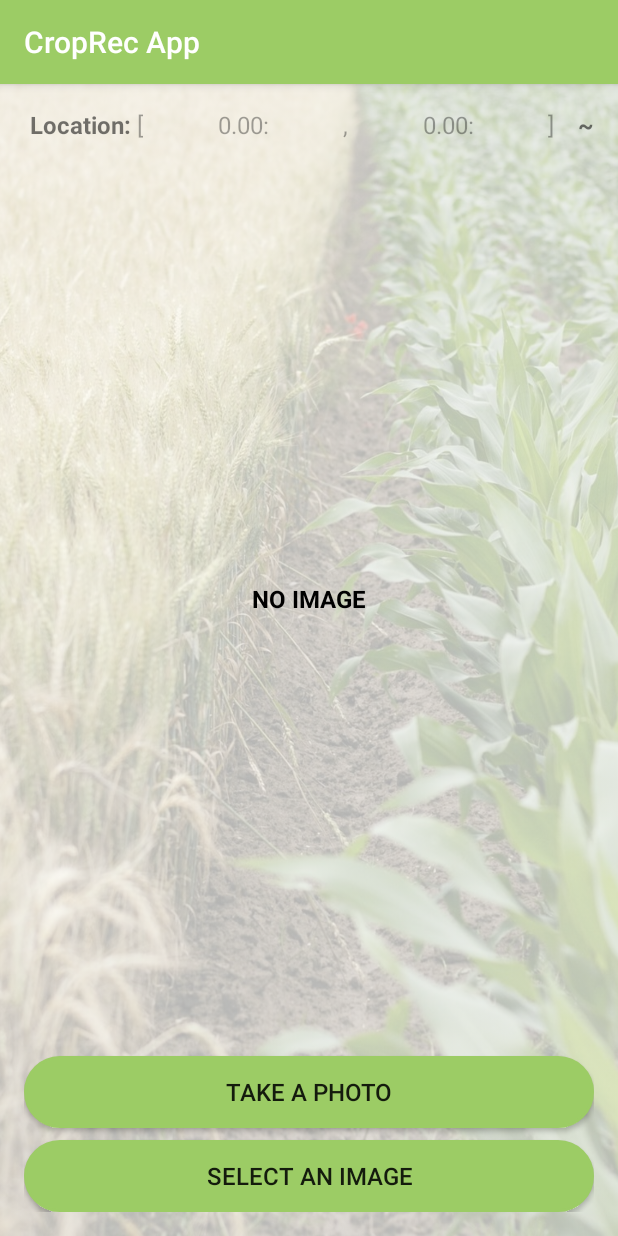
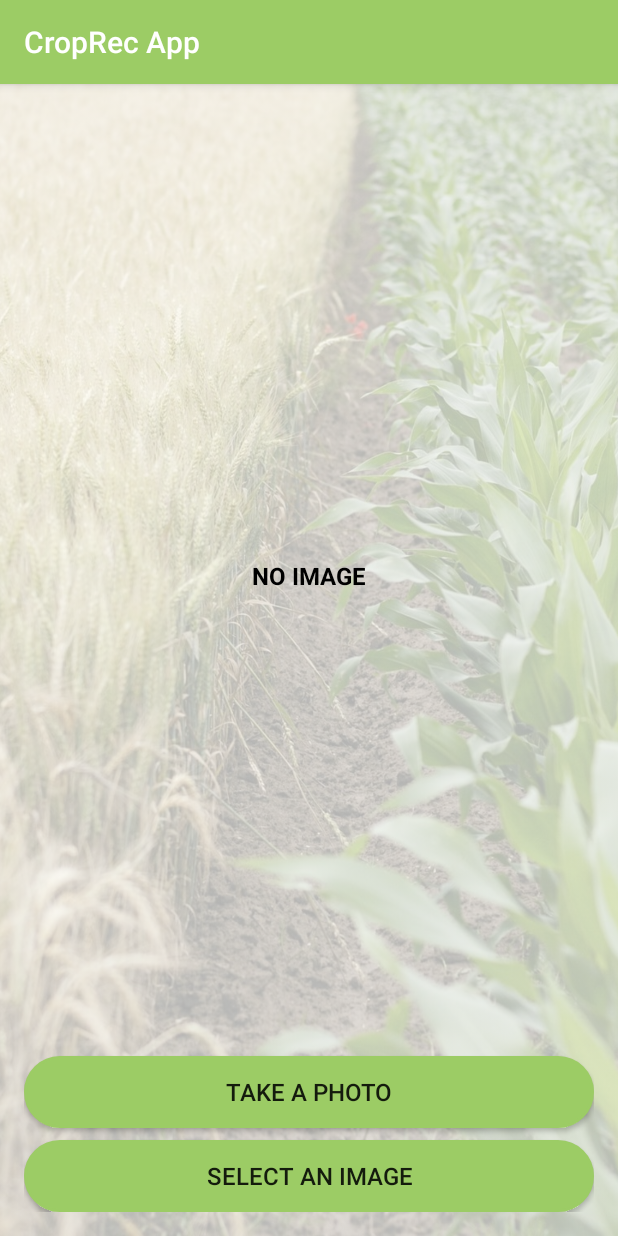
Before and after one commit to marcialsandoval/CropRecApp, an Android app: the screen it shows after launch (CropRecAppActivity), on a phone screen of 412 x 824 dp. Run offline under Robolectric (Android 15) with nearby library versions, the phone set to English and light mode, and no system bars; libraries missing offline, so code that uses them is left out: org.datavec.image, org.deeplearning4j.nn, org.deeplearning4j.util, org.nd4j.linalg, org.opencv.core.

Commit message:
layout updated

```diff
--- a/app/src/main/java/com/example/marci/myapplication/CropRecAppActivity.java
+++ b/app/src/main/java/com/example/marci/myapplication/CropRecAppActivity.java
@@ -55,7 +55,7 @@ public class CropRecAppActivity extends AppCompatActivity  implements SensorEven
     private final float[] rotationMatrix = new float[9];
     private final float[] mOrientationAngles = new float[3];
     DataNormalization trainImageScaler;
-    private MultiLayerNetwork net;
+
     private static int IMAGE_WIDTH;
     private static int IMAGE_HEIGHT;
     private static int IMAGE_CHANNELS;
@@ -67,7 +67,7 @@ public class CropRecAppActivity extends AppCompatActivity  implements SensorEven
     // Create the File where the photo should go
     File photoFile = null;
 
-    RelativeLayout outLayout;
+    View outLayout;
     ProgressBar progressBar;
     LinearLayout locationLayout;
     private LocationManager manager;
@@ -94,12 +94,15 @@ public class CropRecAppActivity extends AppCompatActivity  implements SensorEven
     final int[] resnetMixMaxValues = {0,998};
 
     private final double[][] centroids = {maizeCentroid, otherCentroid ,wheatCentroid};
-    private ComputationGraph resnet50Model;
+
     private final int RESNET50_CODE = 100;
     private final int MW_CODE = 200;
     private long TLMODEL_IMAGE_HEIGHT = 224;
     private long TLMODEL_IMAGE_WIDTH = 224;
 
+    private MultiLayerNetwork orientationNet = null;
+    private ComputationGraph resnet50Model = null;
+    private MultiLayerNetwork net = null;
 
     @Override
     protected void onCreate(Bundle savedInstanceState) {
@@ -120,7 +123,7 @@ public class CropRecAppActivity extends AppCompatActivity  implements SensorEven
         confTv = (TextView) findViewById(R.id.conf_tv);
 
         //outLayout shows the output class label
-        outLayout = (RelativeLayout) findViewById(R.id.output_layout);
+        outLayout = findViewById(R.id.output_layout);
 
         //outputIcon shows the output class icon
         outputIcon = (ImageView) findViewById(R.id.output_icon);
@@ -144,9 +147,22 @@ public class CropRecAppActivity extends AppCompatActivity  implements SensorEven
         takePictureBtn.setOnClickListener(new View.OnClickListener() {
             @Override
             public void onClick(View view) {
+
                 outLayout.animate()
                         .alpha(0f)
                         .setDuration(350);
+
+                orientationTextView.setText(" ~ ");
+
+                if(locationLayout.getVisibility() == View.GONE){
+
+                    locationLayout.setVisibility(View.VISIBLE);
+                    locationLayout.animate()
+                            .alpha(1f)
+                            .setDuration(350);
+
+                }
+
                 //Checks for granted Camera Permission
                 if (ContextCompat.checkSelfPermission(getApplicationContext(), Manifest.permission.CAMERA) != PackageManager.PERMISSION_GRANTED) {
 
@@ -169,6 +185,14 @@ public class CropRecAppActivity extends AppCompatActivity  implements SensorEven
                         .alpha(0f)
                         .setDuration(350);
 
+                if(locationLayout.getVisibility() == View.VISIBLE){
+
+                    locationLayout.animate()
+                            .alpha(0f)
+                            .setDuration(350);
+                    locationLayout.setVisibility(View.GONE);
+
+                }
 
                 selectImage();
             }
@@ -280,17 +304,20 @@ public class CropRecAppActivity extends AppCompatActivity  implements SensorEven
     public void takePicture() {
 
 
-       // initLocationListener();
+        initLocationListener();
         dispatchTakePictureIntent();
 
     }
+
     /**
      * This method launches phone location change listener and {@link OrientationModelReaderAsyntask}
      */
 
     private void initLocationListener() {
+
         locationLayout.animate().alpha(1f).setDuration(150);
         manager = (LocationManager) getSystemService(LOCATION_SERVICE);
+
         locationListener = new LocationListener() {
             @Override
             public void onLocationChanged(Location location) {
@@ -322,17 +349,9 @@ public class CropRecAppActivity extends AppCompatActivity  implements SensorEven
             }
         };
 
-        //launch OrientationModelReaderAsyntask once Sensor data is collected
-        OrientationModelReaderAsyntask runner = new OrientationModelReaderAsyntask();
-        runner.execute(orientationArray);
 
-        if (Build.VERSION.SDK_INT < 23) {// no permission check required
-            Log.i(LOG_TAG, "No checkSelfPermission");
-            Log.i(LOG_TAG, "requestLocationUpdates");
-            manager.requestLocationUpdates(LocationManager.GPS_PROVIDER, 0, 0, locationListener);
+        Log.i(LOG_TAG, "checkSelfPermission");
 
-        } else {
-            Log.i(LOG_TAG, "checkSelfPermission");
         //checks if permission granted
         if (ContextCompat.checkSelfPermission(this, Manifest.permission.ACCESS_FINE_LOCATION) != PackageManager.PERMISSION_GRANTED) { // permission not granted
             //ask for permission
@@ -344,7 +363,13 @@ public class CropRecAppActivity extends AppCompatActivity  implements SensorEven
             if (ContextCompat.checkSelfPermission(this, Manifest.permission.ACCESS_FINE_LOCATION) == PackageManager.PERMISSION_GRANTED) { // permission  granted
                 Log.i(LOG_TAG, "requestLocationUpdates");
                 manager.requestLocationUpdates(LocationManager.GPS_PROVIDER, 0, 0, locationListener);
-                }
+
+
+                //launch OrientationModelReaderAsyntask once Sensor data is collected
+                OrientationModelReaderAsyntask runner = new OrientationModelReaderAsyntask();
+                runner.execute(orientationArray);
+
+
             }
         }
 
@@ -512,11 +537,15 @@ public class CropRecAppActivity extends AppCompatActivity  implements SensorEven
             //load the model from the raw folder with a try / catch block
             try {
 
+
+                if(resnet50Model == null || net == null){
+
                     // Load the pretrained network.
                     InputStream inputStream = getResources().openRawResource(R.raw.relu_mse_e14_10222019235106_model);
                     InputStream resnet50InputStream = getResources().openRawResource(R.raw.resnet50);
+                    importModels(inputStream, resnet50InputStream);
 
-                importModels(inputStream, resnet50InputStream);
+                }
 
                 initSampleInputParams();
 
@@ -965,10 +994,16 @@ public class CropRecAppActivity extends AppCompatActivity  implements SensorEven
             double[][] sample = samples[0];
 
             try {
+
+                if(orientationNet == null ){
+
                     // Load the pretrained network.
                     InputStream inputStream = getResources().openRawResource(R.raw.orientation_model);
-                MultiLayerNetwork orientationNet = ModelSerializer.restoreMultiLayerNetwork(inputStream);
+                    orientationNet = ModelSerializer.restoreMultiLayerNetwork(inputStream);
                     Log.i(LOG_TAG, "orientationNet restore Done");
+
+                }
+
                 INDArray matrix = Nd4j.create(sample);
 
                 DataNormalization normalizer = getOrientationNormalizer();
@@ -1155,18 +1190,6 @@ public class CropRecAppActivity extends AppCompatActivity  implements SensorEven
         orientationArray[0][16] = (double) rotationMatrix[7];
         orientationArray[0][17] = (double) rotationMatrix[8];
 
-        Log.i(LOG_TAG, "SENSOR INFO UPDATED");
-
-
-
-//        orientationArray = {{ccelerometerReading[0], accelerometerReading[1] , accelerometerReading[2] ,
-//                magnetometerReading[0] , magnetometerReading[1] , magnetometerReading[2] ,
-//                mOrientationAngles[0] , mOrientationAngles[1] , mOrientationAngles[2] ,
-//                rotationMatrix[0] , rotationMatrix[1] , rotationMatrix[2] ,
-//                rotationMatrix[3] , rotationMatrix[4] , rotationMatrix[5] ,
-//                rotationMatrix[6] , rotationMatrix[7] , rotationMatrix[8]}};
-
-
     }
 
 }
--- a/app/src/main/res/drawable/maize_output_background.xml
+++ b/app/src/main/res/drawable/maize_output_background.xml
@@ -1,7 +1,7 @@
 <?xml version="1.0" encoding="utf-8"?>
 <shape
     xmlns:android="http://schemas.android.com/apk/res/android"
-        android:shape="ring"
+    android:shape="rectangle"
     android:useLevel="false"
     android:thickness="40dp"
     android:innerRadius="0dp">
--- a/app/src/main/res/drawable/other_output_background.xml
+++ b/app/src/main/res/drawable/other_output_background.xml
@@ -1,7 +1,7 @@
 <?xml version="1.0" encoding="utf-8"?>
 <shape
     xmlns:android="http://schemas.android.com/apk/res/android"
-    android:shape="ring"
+    android:shape="rectangle"
     android:useLevel="false"
     android:thickness="40dp"
     android:innerRadius="0dp">
--- a/app/src/main/res/drawable/wheat_output_background.xml
+++ b/app/src/main/res/drawable/wheat_output_background.xml
@@ -1,7 +1,7 @@
 <?xml version="1.0" encoding="utf-8"?>
 <shape
     xmlns:android="http://schemas.android.com/apk/res/android"
-        android:shape="ring"
+    android:shape="rectangle"
     android:useLevel="false"
     android:thickness="40dp"
     android:innerRadius="0dp">
@@ -11,9 +11,4 @@
     <stroke
         android:width="0dp"
         android:color="@color/wheatColor"/>
-
-
-    <size
-            android:width = "@android:dimen/app_icon_size"
-            android:height = "@android:dimen/app_icon_size"/>
 </shape>
--- a/app/src/main/res/layout/croprecapp_layout.xml
+++ b/app/src/main/res/layout/croprecapp_layout.xml
@@ -28,22 +28,16 @@
                 android:orientation="vertical">
 
                 <LinearLayout
-                        android:alpha="1"
+                    android:alpha="0"
+                    android:visibility="gone"
                     android:id="@+id/location_layout"
-                        android:layout_marginBottom="8dp"
+                    android:layout_marginBottom="16dp"
                     android:layout_width="match_parent"
                     android:layout_height="wrap_content"
                     android:orientation="horizontal">
 
-                    <LinearLayout
-                            android:layout_weight="1"
-                            android:layout_width="0dp"
-                            android:layout_height="wrap_content"
-                            android:orientation="horizontal">
-
                     <TextView
-                                android:layout_marginLeft="4dp"
-                                android:layout_marginRight="4dp"
+                        android:layout_marginRight="16dp"
                         android:textSize="16sp"
                         android:textStyle="bold"
                         android:layout_width="wrap_content"
@@ -62,6 +56,14 @@
 
                     </TextView>
 
+
+                    <LinearLayout
+                        android:layout_weight="1"
+                        android:layout_width="0dp"
+                        android:layout_height="wrap_content"
+                        android:orientation="horizontal">
+
+
                         <TextView
                             android:id="@+id/latitude_textview"
                             android:layout_weight="1"
@@ -69,8 +71,7 @@
                             android:alpha="0.66"
                             android:textSize="16sp"
                             android:layout_width="wrap_content"
-                                android:layout_height="wrap_content"
-                                android:text="0.00:">
+                            android:layout_height="wrap_content">
 
                         </TextView>
 
@@ -91,9 +92,11 @@
                             android:alpha="0.66"
                             android:textSize="16sp"
                             android:layout_width="wrap_content"
-                                android:layout_height="wrap_content"
-                                android:text="0.00:">
+                            android:layout_height="wrap_content">
                         </TextView>
+
+
+                    </LinearLayout>
 
 
                     <TextView
@@ -106,28 +109,17 @@
 
                     </TextView>
 
-
-                    </LinearLayout>
-
-
-                    <LinearLayout
+                    <TextView
+                        android:id="@+id/orientation_textview"
                         android:layout_marginLeft="16dp"
                         android:layout_width="wrap_content"
                         android:layout_height="wrap_content"
-                            android:orientation="horizontal">
-
-                        <TextView
-                                android:id="@+id/orientation_textview"
                         android:gravity="center_horizontal"
+                        android:text=" ~ "
                         android:textSize="16sp"
-                                android:textStyle="bold"
-                                android:layout_width="match_parent"
-                                android:layout_height="wrap_content"
-                                android:text="~">
+                        android:textStyle="bold">
 
                     </TextView>
-
-                    </LinearLayout>
 
                 </LinearLayout>
 
@@ -150,29 +142,30 @@
                         android:layout_height="wrap_content">
                     </TextView>
 
+
                     <ImageView
                         android:id="@+id/sample_iv"
                         android:layout_width="match_parent"
                         android:layout_height="match_parent"
-                            android:alpha="1"
                         android:scaleType="centerCrop" />
 
+
                     <RelativeLayout
-                            android:elevation="16dp"
+                        android:alpha="0.66"
+                        android:layout_width="match_parent"
+                        android:layout_height="match_parent">
+
+                        <RelativeLayout
+                            android:id="@+id/output_layout"
                             android:alpha="0"
-                            android:id="@+id/output_layout"
-                            android:layout_width="80dp"
-                            android:layout_height="80dp"
-                            android:layout_marginStart="16dp"
-                            android:layout_alignParentEnd="true"
-                            android:layout_marginEnd="16dp"
-                            android:layout_marginLeft="16dp"
-                            android:layout_marginRight="16dp"
-                            android:layout_marginTop="16dp"
-                            android:layout_alignParentBottom="true"
-                            android:layout_marginBottom="16dp"
-                            android:background="@drawable/wheat_output_background">
+                            android:layout_width="match_parent"
+                            android:layout_height="match_parent">
 
+                            <LinearLayout
+                                android:orientation="vertical"
+                                android:gravity="center"
+                                android:layout_width="match_parent"
+                                android:layout_height="match_parent">
 
                                 <ImageView
                                     android:id="@+id/output_icon"
@@ -180,29 +173,37 @@
                                     android:src="@drawable/wheat_ic"
                                     android:scaleType="centerCrop"
                                     android:alpha="1"
-                                android:layout_width="match_parent"
-                                android:layout_height="match_parent" />
+                                    android:layout_width="wrap_content"
+                                    android:layout_height="wrap_content" />
 
 
                                 <LinearLayout
                                     android:layout_width="wrap_content"
                                     android:layout_height="wrap_content"
                                     android:layout_centerInParent="true"
-                                android:gravity="center"
+                                    android:layout_gravity="center"
                                     android:orientation="vertical">
 
                                     <TextView
-                                    android:alpha="0.66"
+                                        android:alpha="1"
+                                        android:textColor="@android:color/white"
                                         android:id="@+id/conf_tv"
                                         android:layout_width="wrap_content"
                                         android:layout_height="wrap_content"
                                         android:gravity="center"
-                                    android:text="0%"
-                                    android:textSize="12sp" />
+                                        android:textStyle="bold"
+                                        android:text=""
+                                        android:textSize="24sp" />
 
                                 </LinearLayout>
 
+                            </LinearLayout>
+
+
                         </RelativeLayout>
+
+                    </RelativeLayout>
+
 
                     <ProgressBar
                         android:id="@+id/progress_horizontal"
```
Lines whose indentation alone changed are shown as unchanged.
